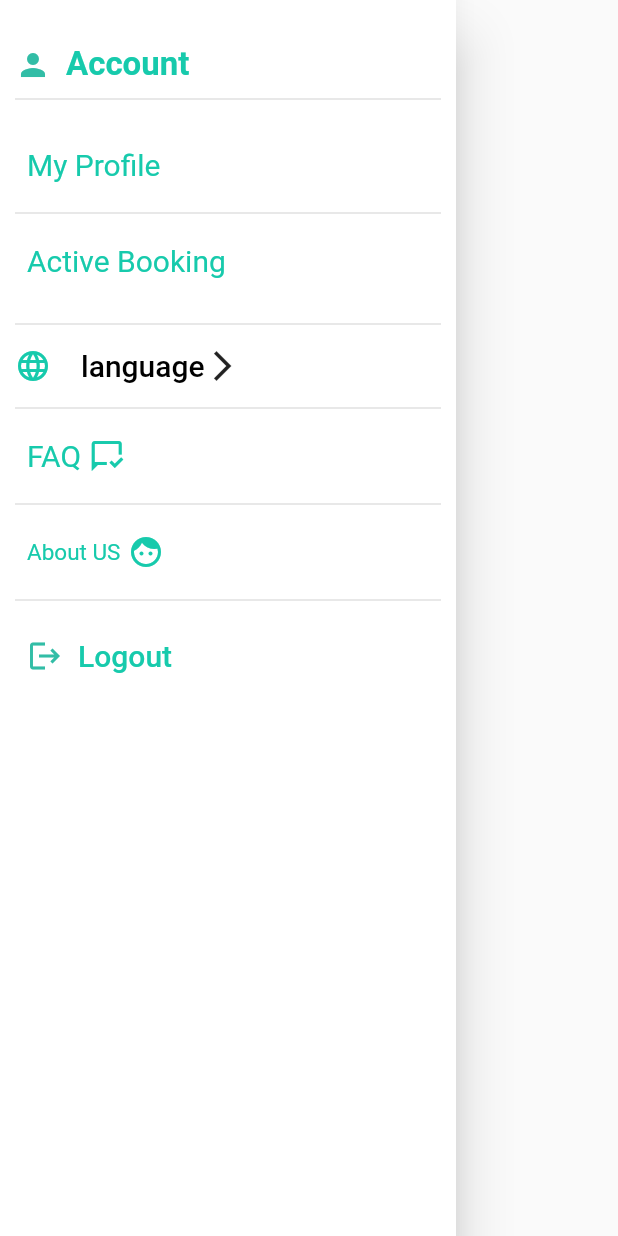
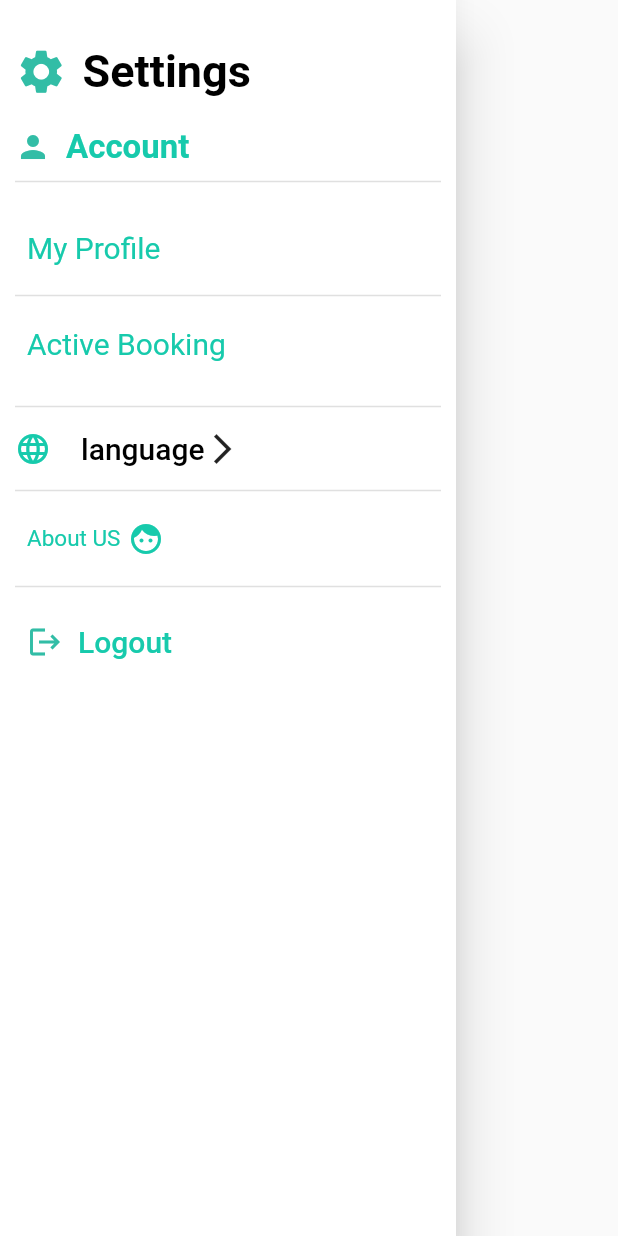
Before and after one commit to Menna-Emad/Flutter-app-Eazydoctor, a Flutter app: the SettingTab widget shown alone on an empty page, opened directly, on a phone screen of 412 x 824 dp. Run offline on Flutter 3.47's test engine with Material 2 defaults, Android fonts, the phone set to English and light mode, and no system bars; our stand-ins replace awesome_dialog, cloud_firestore, firebase_auth, firebase_core, firebase_database, flutter_local_notifications and 6 more; missing offline and left inert: workmanager; accounts and stored records are empty; network calls fail; Roboto replaces fonts that are missing (Almarai).

Commit message:
lastt ui

```diff
--- a/lib/Setting/SettingTap.dart
+++ b/lib/Setting/SettingTap.dart
@@ -11,6 +11,7 @@ import 'package:eazyydoctor/screens/active_reservation.dart';
 import '../auth/signIn.dart';
 
 class SettingTab extends StatelessWidget {
+
   @override
   Widget build(BuildContext context) {
     return Directionality(
@@ -26,6 +27,18 @@ class SettingTab extends StatelessWidget {
                 SizedBox(
                   height: 20,
                 ),
+                Row(
+                  children: [Icon(
+                    Icons.settings,
+                    color: MyThemeData.primaryColor,size: 35,
+                  ), SizedBox(
+                    width: 10,
+                  ),
+                    Text('Settings', style: TextStyle(color: Colors.black,
+                        fontSize: 30, fontWeight: FontWeight.bold),),
+                  ],
+                ),SizedBox(height: 20,),
+
                 Row(
                   children: [
                     Icon(
@@ -108,33 +121,7 @@ class SettingTab extends StatelessWidget {
                 Divider(
                   thickness: 1,
                 ),
-                Container(
-                  alignment: Alignment.topLeft,
-                  child: TextButton(
-                      onPressed: () {},
-                      child: Container(
-                        child: Row(
-                          children: [
-                            Text(
-                              'FAQ',
-                              style: TextStyle(color: MyThemeData.drawerTextColor,
-                                  fontSize: 20.0,
-                                  fontWeight: FontWeight.normal,),
-                            ),
-                            SizedBox(
-                              width: 5,
-                            ),
-                            Icon(
-                              Icons.mark_chat_read_outlined,
-                              color: MyThemeData.drawerTextColor,
-                            ),
-                          ],
-                        ),
-                      )),
-                ),
-                Divider(
-                  thickness: 1,
-                ),
+
                 Container(
                   alignment: Alignment.topLeft,
                   child: TextButton(
--- a/lib/src/ui/success_screen/success_screen.dart
+++ b/lib/src/ui/success_screen/success_screen.dart
@@ -27,7 +27,7 @@ class _SuccessScreenState extends State<SuccessScreen> {
         child: Container(
           child: Center(
             child: Image.asset(
-              "assets/logo/register.jpg",
+              "assets/images/x1.0/done.png",
               alignment: Alignment.center,
               fit: BoxFit.contain,
             ),
```
Also changed, not shown: lib/SplashScreen.dart (+19 -2 lines), assets/images/x1.0/backimage.png (added), assets/images/x1.0/done.png (added).
